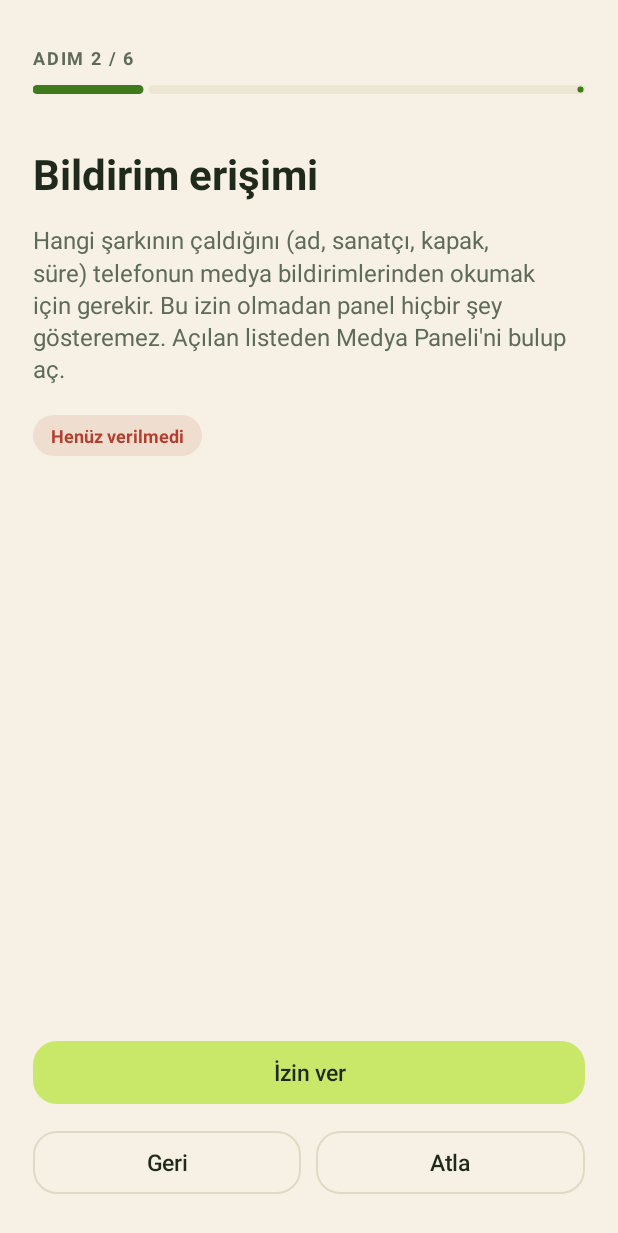
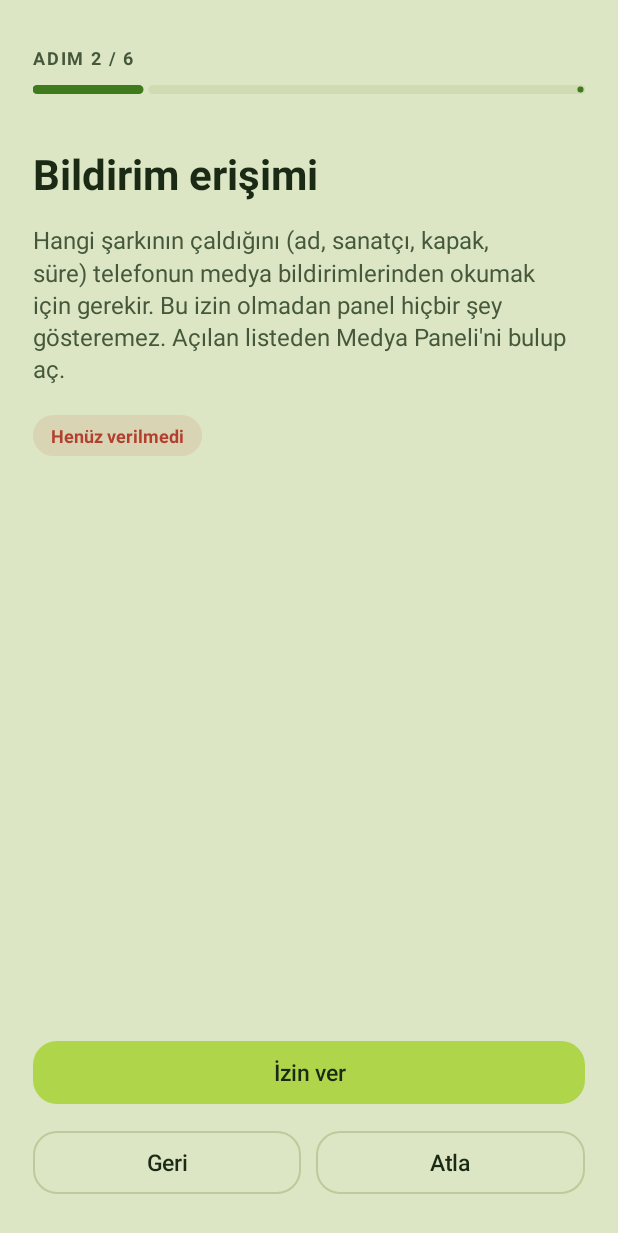
Before and after one commit to 1kullanci-2/Q1_bar, an Android app: the screen it shows after launch (SetupActivity), after a tap on "Başla", on a phone screen of 412 x 824 dp. Shown: the top 1233 px of the screen. Run offline under Robolectric (Android 15) with nearby library versions, the phone set to English and light mode, and no system bars; network calls fail.

Commit message:
Daha yumuşak yeşilimsi tema, Huawei notu pil satırına, pil ayarı izni, profil sayıları kaldırıldı, önizleme renkleri
Co-Authored-By: Claude Sonnet 5.5 <noreply@anthropic.com>
Claude-Session: https://claude.ai/code/session_01Li74n93Acudbg5WdA83EAz

```diff
--- a/app/src/main/AndroidManifest.xml
+++ b/app/src/main/AndroidManifest.xml
@@ -3,6 +3,7 @@
 
     <uses-permission android:name="android.permission.INTERNET" />
     <uses-permission android:name="android.permission.REQUEST_INSTALL_PACKAGES" />
+    <uses-permission android:name="android.permission.REQUEST_IGNORE_BATTERY_OPTIMIZATIONS" />
     <uses-permission android:name="android.permission.POST_NOTIFICATIONS" />
     <uses-permission android:name="android.permission.USE_FULL_SCREEN_INTENT" />
     <uses-permission android:name="android.permission.SYSTEM_ALERT_WINDOW" />
--- a/app/src/main/java/com/glasspanel/media/AboutActivity.kt
+++ b/app/src/main/java/com/glasspanel/media/AboutActivity.kt
@@ -121,7 +121,7 @@ class AboutActivity : AppCompatActivity() {
                     devBio.text = bio
                     devBio.visibility = View.VISIBLE
                 }
-                devStats.text = "@${j.optString("login", Config.OWNER)}  ·  ${j.optInt("public_repos")} depo  ·  ${j.optInt("followers")} takipçi"
+                devStats.text = "@${j.optString("login", Config.OWNER)}"
                 if (bmp != null) avatar.setImageBitmap(bmp)
             }
             r.onFailure { devStats.text = "@${Config.OWNER}  ·  profil şu an çekilemedi" }
--- a/app/src/main/java/com/glasspanel/media/MainActivity.kt
+++ b/app/src/main/java/com/glasspanel/media/MainActivity.kt
@@ -119,18 +119,9 @@ class MainActivity : AppCompatActivity() {
         )
         setup.addView(Ui.divider(this))
         setup.addView(
-            Ui.row(this, "Pil kısıtlaması yok", "Telefonun uygulamayı arka planda kapatmaması için", batteryStatus) {
+            Ui.row(this, "Pil kısıtlaması yok", "Telefon uygulamayı arka planda kapatmasın. Huawei: Ayarlar > Pil > Uygulama başlatma > Medya Paneli > Otomatik yönet kapalı; Otomatik başlat, İkincil başlat, Arka planda çalış açık", batteryStatus) {
                 Perms.openBattery(this)
             }
-        )
-        setup.addView(Ui.divider(this))
-        setup.addView(
-            Ui.row(
-                this,
-                "Huawei başlatma ayarları",
-                "Otomatik yönet kapalı; Otomatik başlat, İkincil başlat ve Arka planda çalış açık olsun",
-                null
-            ) { Perms.openStartupSettings(this) }
         )
         setup.addView(Ui.divider(this))
         setup.addView(
@@ -174,7 +165,7 @@ class MainActivity : AppCompatActivity() {
         )
         val clockBg = GradientDrawable()
         clockBg.cornerRadius = dpf(16f)
-        clockBg.setColor(Color.parseColor("#1E2535"))
+        clockBg.setColor(Color.parseColor("#22301B"))
         clockBox.background = clockBg
         clockBox.setPadding(dpi(12f), dpi(18f), dpi(12f), dpi(18f))
         clock.addView(clockBox, Ui.lp(this))
--- a/app/src/main/java/com/glasspanel/media/PanelView.kt
+++ b/app/src/main/java/com/glasspanel/media/PanelView.kt
@@ -421,7 +421,7 @@ class PanelView(context: Context) : LinearLayout(context) {
 
     private fun placeholderArt() = GradientDrawable(
         GradientDrawable.Orientation.TL_BR,
-        intArrayOf(0xFF4A5675.toInt(), 0xFF262B3D.toInt())
+        intArrayOf(0xFF4F6B3A.toInt(), 0xFF22301B.toInt())
     )
 
     private fun tiny(b: Bitmap): Bitmap? {
--- a/app/src/main/java/com/glasspanel/media/SetupActivity.kt
+++ b/app/src/main/java/com/glasspanel/media/SetupActivity.kt
@@ -76,20 +76,11 @@ class SetupActivity : AppCompatActivity() {
             Step(
                 "Pil kısıtlaması",
                 "Telefon pil tasarrufu için uygulamayı arka planda kapatırsa panel kilit ekranında açılmaz. " +
-                    "Açılan pencerede \"İzin ver\" de; liste açılırsa Medya Paneli için kısıtlamayı kaldır.",
+                    "Açılan pencerede \"İzin ver\" de; liste açılırsa Medya Paneli için kısıtlamayı kaldır. " +
+                    "Huawei kullanıyorsan ayrıca: Ayarlar > Pil > Uygulama başlatma > Medya Paneli > Otomatik yönet'i kapat; Otomatik başlat, İkincil başlat ve Arka planda çalış'ı aç.",
                 "İzin ver", { Perms.battery(this) }, { Perms.openBattery(this) }
             )
         )
-        if (Perms.isHuawei()) {
-            list.add(
-                Step(
-                    "Huawei başlatma ayarları",
-                    "Huawei telefonlar uygulamaları sık sık kapatır. Açılan ekranda Medya Paneli için \"Otomatik yönet\"i kapat; " +
-                        "Otomatik başlat, İkincil başlat ve Arka planda çalış seçeneklerini aç. Bunu uygulama algılayamaz, bitince \"Yaptım\" de.",
-                    "Ayarları aç", null, { Perms.openStartupSettings(this) }
-                )
-            )
-        }
         list.add(
             Step(
                 "Hazırsın",
--- a/app/src/main/java/com/glasspanel/media/Util.kt
+++ b/app/src/main/java/com/glasspanel/media/Util.kt
@@ -20,8 +20,8 @@ fun withAlpha(color: Int, alpha: Int): Int =
 
 /** Kapak resminden koyu bir zemin rengi ve parlak bir vurgu rengi üretir. */
 object CoverPalette {
-    const val DEFAULT_BASE = 0xFF1E2535.toInt()
-    const val DEFAULT_ACCENT = 0xFFA9BBFF.toInt()
+    const val DEFAULT_BASE = 0xFF22301B.toInt()
+    const val DEFAULT_ACCENT = 0xFFC4E566.toInt()
     private const val NEUTRAL_ACCENT = 0xFFEDEFF5.toInt()
 
     private fun average(b: Bitmap): FloatArray? {
--- a/app/src/main/res/drawable/ic_launcher.xml
+++ b/app/src/main/res/drawable/ic_launcher.xml
@@ -4,7 +4,7 @@
     android:viewportWidth="96"
     android:viewportHeight="96">
     <path
-        android:fillColor="#2A3350"
+        android:fillColor="#2B3D1E"
         android:pathData="M0,0h96v96h-96z" />
     <path
         android:fillColor="#FFFFFF"
--- a/app/src/main/res/values/colors.xml
+++ b/app/src/main/res/values/colors.xml
@@ -1,13 +1,13 @@
 <?xml version="1.0" encoding="utf-8"?>
 <resources>
-    <color name="bg">#F6F1E4</color>
-    <color name="surface">#FCF9EF</color>
-    <color name="surface_var">#ECE6D3</color>
-    <color name="ink">#1F2A1C</color>
-    <color name="ink_soft">#5E6B58</color>
-    <color name="outline">#E0D9C4</color>
-    <color name="lime">#C9E86A</color>
-    <color name="lime_soft">#E4F1B4</color>
+    <color name="bg">#DCE6C4</color>
+    <color name="surface">#EAF1D6</color>
+    <color name="surface_var">#CFDBB0</color>
+    <color name="ink">#1B2A14</color>
+    <color name="ink_soft">#46583B</color>
+    <color name="outline">#BCCB9A</color>
+    <color name="lime">#AFD64A</color>
+    <color name="lime_soft">#C9E08A</color>
     <color name="green_ok">#3F7A1C</color>
     <color name="amber">#B26A00</color>
     <color name="red_off">#B3402F</color>
--- a/app/src/main/res/values/themes.xml
+++ b/app/src/main/res/values/themes.xml
@@ -1,19 +1,19 @@
 <?xml version="1.0" encoding="utf-8"?>
 <resources>
     <style name="Base.AppTheme" parent="Theme.Material3.Light.NoActionBar">
-        <item name="colorPrimary">#4C7A1B</item>
+        <item name="colorPrimary">#3D6A12</item>
         <item name="colorOnPrimary">#FFFFFF</item>
-        <item name="colorPrimaryContainer">#D5EE8A</item>
-        <item name="colorOnPrimaryContainer">#1F2A1C</item>
-        <item name="colorSecondaryContainer">#E4F1B4</item>
-        <item name="colorOnSecondaryContainer">#1F2A1C</item>
-        <item name="colorSurface">#FCF9EF</item>
-        <item name="colorOnSurface">#1F2A1C</item>
-        <item name="colorSurfaceVariant">#ECE6D3</item>
-        <item name="colorOnSurfaceVariant">#5E6B58</item>
-        <item name="colorOutline">#A9A68F</item>
-        <item name="colorOutlineVariant">#E0D9C4</item>
-        <item name="android:colorBackground">#F6F1E4</item>
+        <item name="colorPrimaryContainer">#C2DC7A</item>
+        <item name="colorOnPrimaryContainer">#1B2A14</item>
+        <item name="colorSecondaryContainer">#C9E08A</item>
+        <item name="colorOnSecondaryContainer">#1B2A14</item>
+        <item name="colorSurface">#EAF1D6</item>
+        <item name="colorOnSurface">#1B2A14</item>
+        <item name="colorSurfaceVariant">#CFDBB0</item>
+        <item name="colorOnSurfaceVariant">#46583B</item>
+        <item name="colorOutline">#8FA070</item>
+        <item name="colorOutlineVariant">#BCCB9A</item>
+        <item name="android:colorBackground">#DCE6C4</item>
         <item name="android:windowBackground">@color/bg</item>
         <item name="android:statusBarColor">@color/bg</item>
         <item name="android:navigationBarColor">@color/bg</item>
```
